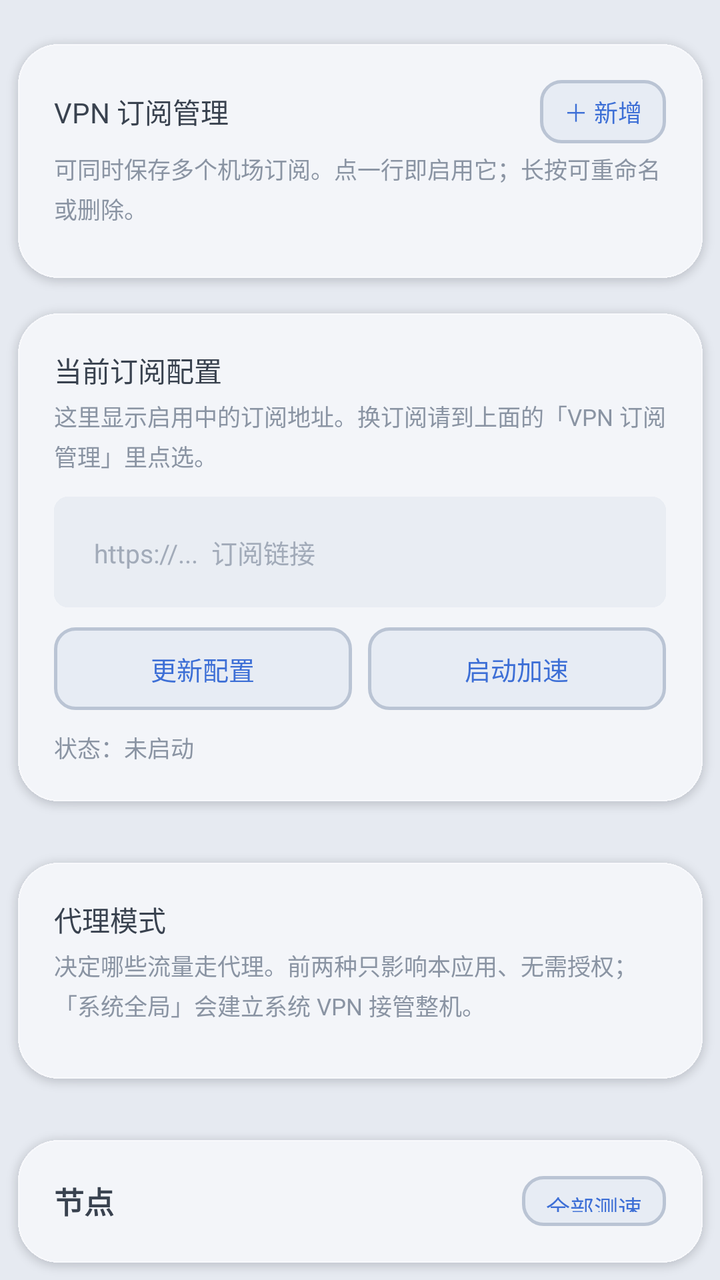
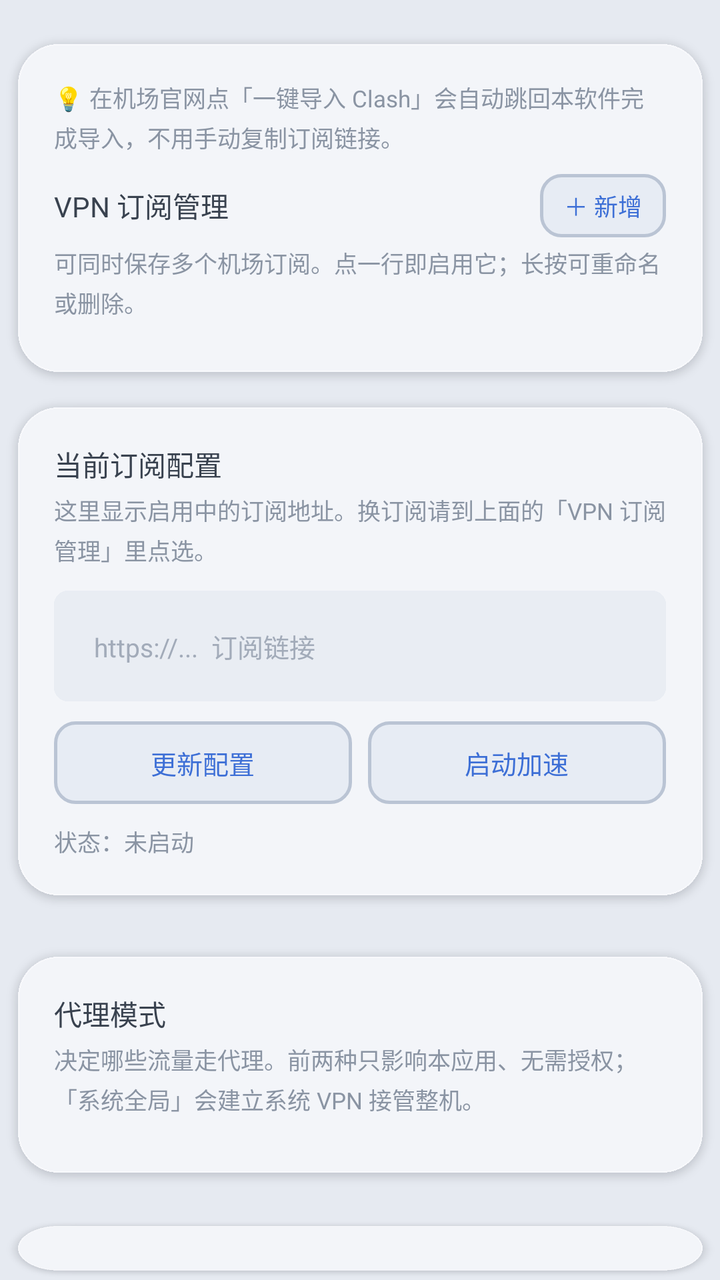

Before-and-after screenshots of an Android layout around one commit, followed by the original layout XML and the change that was made.
<!-- AndroidManifest.xml: application theme AppTheme -->
<!-- res/layout/page_vpn.xml -->
<?xml version="1.0" encoding="utf-8"?>
<LinearLayout xmlns:android="http://schemas.android.com/apk/res/android"
    android:id="@+id/vpn_page"
    android:layout_width="match_parent"
    android:layout_height="wrap_content"
    android:orientation="vertical">

    
    <LinearLayout
        style="@style/SectionCard"
        android:layout_marginTop="13dp">

        <LinearLayout
            android:layout_width="match_parent"
            android:layout_height="wrap_content"
            android:orientation="horizontal"
            android:gravity="center_vertical">

            <TextView
                style="@style/FieldLabel"
                android:layout_width="0dp"
                android:layout_height="wrap_content"
                android:layout_weight="1"
                android:text="VPN 订阅管理" />

            <TextView
                android:id="@+id/btn_add_sub"
                android:layout_width="wrap_content"
                android:layout_height="wrap_content"
                android:background="@drawable/mini_btn_border"
                android:gravity="center"
                android:paddingLeft="12dp"
                android:paddingRight="12dp"
                android:paddingTop="7dp"
                android:paddingBottom="7dp"
                android:text="＋ 新增"
                android:textColor="@color/accent"
                android:textSize="12sp" />
        </LinearLayout>

        <TextView
            style="@style/FieldHint"
            android:layout_marginTop="4dp"
            android:text="可同时保存多个机场订阅。点一行即启用它；长按可重命名或删除。" />

        <LinearLayout
            android:id="@+id/sub_list"
            android:layout_width="match_parent"
            android:layout_height="wrap_content"
            android:layout_marginTop="8dp"
            android:orientation="vertical" />
    </LinearLayout>

    
    <LinearLayout style="@style/SectionCard">

        <TextView
            style="@style/FieldLabel"
            android:layout_width="match_parent"
            android:layout_height="wrap_content"
            android:layout_weight="0"
            android:text="当前订阅配置" />

        <TextView
            style="@style/FieldHint"
            android:layout_marginTop="4dp"
            android:text="这里显示启用中的订阅地址。换订阅请到上面的「VPN 订阅管理」里点选。" />

        <EditText
            android:id="@+id/e_sub_url"
            android:layout_width="match_parent"
            android:layout_height="wrap_content"
            android:layout_marginTop="12dp"
            android:background="@drawable/input_bg"
            android:hint="https://...  订阅链接"
            android:inputType="textUri"
            android:paddingLeft="20dp"
            android:paddingRight="20dp"
            android:paddingTop="18dp"
            android:paddingBottom="18dp"
            android:singleLine="true"
            android:textColor="@color/tx"
            android:textColorHint="@color/hint_c"
            android:textSize="13sp" />

        <LinearLayout
            android:layout_width="match_parent"
            android:layout_height="wrap_content"
            android:layout_marginTop="10dp"
            android:orientation="horizontal">

            <TextView
                android:id="@+id/btn_import_sub"
                android:layout_width="0dp"
                android:layout_height="wrap_content"
                android:layout_weight="1"
                android:background="@drawable/mini_btn_border"
                android:gravity="center"
                android:paddingTop="11dp"
                android:paddingBottom="11dp"
                android:text="更新配置"
                android:textColor="@color/accent"
                android:textSize="13sp" />

            <TextView
                android:id="@+id/btn_proxy_run"
                android:layout_width="0dp"
                android:layout_height="wrap_content"
                android:layout_marginLeft="8dp"
                android:layout_weight="1"
                android:background="@drawable/mini_btn_border"
                android:gravity="center"
                android:paddingTop="11dp"
                android:paddingBottom="11dp"
                android:text="启动加速"
                android:textColor="@color/accent"
                android:textSize="13sp" />
        </LinearLayout>

        <TextView
            android:id="@+id/proxy_state"
            android:layout_width="match_parent"
            android:layout_height="wrap_content"
            android:layout_marginTop="10dp"
            android:lineSpacingExtra="3dp"
            android:text="状态：未启动"
            android:textColor="@color/tx3"
            android:textSize="11.5sp" />
    </LinearLayout>

    
    <LinearLayout style="@style/SectionCard" android:layout_marginTop="13dp">

        <TextView
            style="@style/FieldLabel"
            android:layout_width="match_parent"
            android:layout_height="wrap_content"
            android:layout_weight="0"
            android:text="代理模式" />

        <TextView
            style="@style/FieldHint"
            android:layout_marginTop="4dp"
            android:text="决定哪些流量走代理。前两种只影响本应用、无需授权；「系统全局」会建立系统 VPN 接管整机。" />

        <LinearLayout
            android:id="@+id/mode_box"
            android:layout_width="match_parent"
            android:layout_height="wrap_content"
            android:layout_marginTop="10dp"
            android:orientation="vertical" />
    </LinearLayout>

    
    <LinearLayout
        android:id="@+id/node_card"
        style="@style/SectionCard"
        android:layout_marginTop="13dp">

        <LinearLayout
            android:layout_width="match_parent"
            android:layout_height="wrap_content"
            android:orientation="horizontal"
            android:gravity="center_vertical">

            <TextView
                android:layout_width="0dp"
                android:layout_height="wrap_content"
                android:layout_weight="1"
                android:text="节点"
                android:textColor="@color/tx"
                android:textSize="15sp"
                android:textStyle="bold" />

            <TextView
                android:id="@+id/btn_test_all"
                android:layout_width="wrap_content"
                android:layout_height="wrap_content"
                android:background="@drawable/mini_btn_border"
                android:gravity="center"
                android:paddingLeft="12dp"
                android:paddingRight="12dp"
                android:paddingTop="7dp"
                android:paddingBottom="7dp"
                android:text="全部测速"
                android:textColor="@color/accent"
                android:textSize="12sp" />
        </LinearLayout>

        
        <TextView
            android:id="@+id/group_pick"
            android:layout_width="match_parent"
            android:layout_height="wrap_content"
            android:layout_marginTop="12dp"
            android:background="@drawable/mini_btn_border"
            android:gravity="center"
            android:paddingTop="9dp"
            android:paddingBottom="9dp"
            android:text="策略组：—"
            android:textColor="@color/tx"
            android:textSize="12.5sp" />

        <TextView
            android:id="@+id/node_hint"
            style="@style/FieldHint"
            android:layout_marginTop="10dp"
            android:text="点节点即切换；点右侧延迟数字可单独重测该节点。" />

        <LinearLayout
            android:id="@+id/node_list"
            android:layout_width="match_parent"
            android:layout_height="wrap_content"
            android:layout_marginTop="4dp"
            android:orientation="vertical" />
    </LinearLayout>

    
    <LinearLayout
        android:id="@+id/route_card"
        style="@style/SectionCard"
        android:layout_marginTop="13dp">

        <TextView
            style="@style/FieldLabel"
            android:layout_width="match_parent"
            android:layout_height="wrap_content"
            android:layout_weight="0"
            android:text="以下平台走代理" />

        <TextView
            style="@style/FieldHint"
            android:layout_marginTop="4dp"
            android:text="未勾选的平台一律直连 —— 国内平台直连更快，也不浪费机场流量。" />

        <LinearLayout
            android:id="@+id/proxy_plats"
            android:layout_width="match_parent"
            android:layout_height="wrap_content"
            android:layout_marginTop="8dp"
            android:orientation="vertical" />
    </LinearLayout>
</LinearLayout>
<!-- resources referenced by this layout -->
<resources>
  <color name="accent">#3D6FD6</color>
  <color name="hint_c">#A2ABB9</color>
  <color name="tx">#39424F</color>
  <color name="tx3">#8A94A3</color>
  <!-- drawable input_bg: png bitmap (drawable-night-nodpi, 400 bytes) -->
  <!-- drawable mini_btn_border (drawable) -->
  <?xml version="1.0" encoding="utf-8"?>
  <shape xmlns:android="http://schemas.android.com/apk/res/android"
      android:shape="rectangle">
      <corners android:radius="10dp" />
      <solid android:color="@color/neu_surface" />
      <stroke android:width="1.5dp" android:color="@color/neu_dark" />
  </shape>
  <style name="FieldHint">
          <item name="android:layout_width">match_parent</item>
          <item name="android:layout_height">wrap_content</item>
          <item name="android:layout_marginTop">7dp</item>
          <item name="android:textColor">@color/tx3</item>
          <item name="android:textSize">11.5sp</item>
          <item name="android:lineSpacingExtra">3dp</item>
      </style>
  <style name="FieldLabel">
          <item name="android:layout_width">0dp</item>
          <item name="android:layout_height">wrap_content</item>
          <item name="android:layout_weight">1</item>
          <item name="android:textColor">@color/tx</item>
          <item name="android:textSize">14sp</item>
      </style>
  <style name="SectionCard">
          <item name="android:layout_width">match_parent</item>
          <item name="android:layout_height">wrap_content</item>
          <item name="android:orientation">vertical</item>
          <item name="android:background">@drawable/card_bg</item>
          <item name="android:padding">27dp</item>
      </style>
  <style name="AppTheme" parent="@android:style/Theme.DeviceDefault.Light.NoActionBar">
          <item name="android:windowBackground">@color/bg</item>
          <item name="android:colorBackground">@color/bg</item>
          <item name="android:fitsSystemWindows">false</item>
          <item name="android:textColorPrimary">@color/tx</item>
          <item name="android:textColorSecondary">@color/tx2</item>
      </style>
  <color name="neu_surface">#E7ECF4</color>
  <color name="neu_dark">#BAC4D4</color>
  <!-- drawable card_bg: png bitmap (drawable-night-nodpi, 5368 bytes) -->
  <color name="bg">#E6EAF1</color>
  <color name="tx2">#5E6878</color>
</resources>

<!-- the commit's change to res/layout/page_vpn.xml (unified diff, before → after) -->
@@ -9,6 +9,12 @@
     <LinearLayout
         style="@style/SectionCard"
         android:layout_marginTop="13dp">
+
+        <TextView
+            style="@style/FieldHint"
+            android:layout_marginTop="0dp"
+            android:layout_marginBottom="10dp"
+            android:text="@string/vpn_import_tip" />
 
         <LinearLayout
             android:layout_width="match_parent"
<!-- resource entries referenced after the edit -->
@@ -13,6 +13,7 @@
       <solid android:color="@color/neu_surface" />
       <stroke android:width="1.5dp" android:color="@color/neu_dark" />
   </shape>
+  <string name="vpn_import_tip">💡 在机场官网点「一键导入 Clash」会自动跳回本软件完成导入，不用手动复制订阅链接。</string>
   <style name="FieldHint">
           <item name="android:layout_width">match_parent</item>
           <item name="android:layout_height">wrap_content</item>
